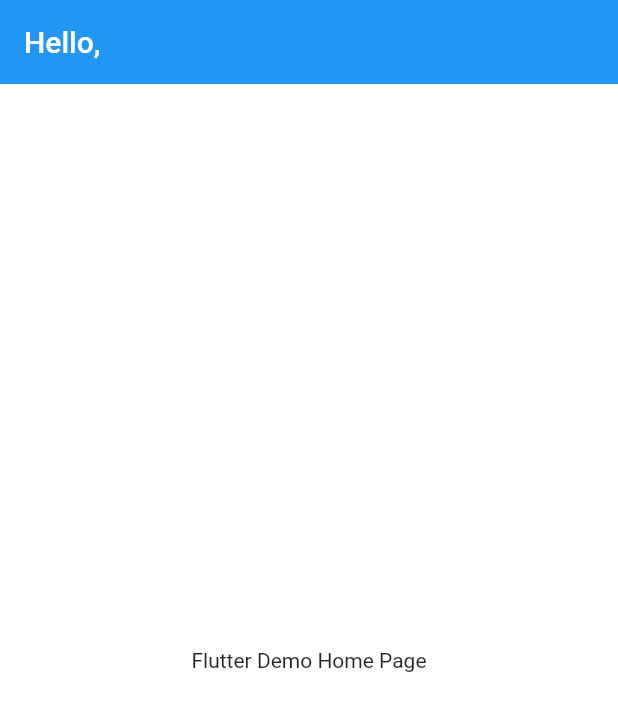
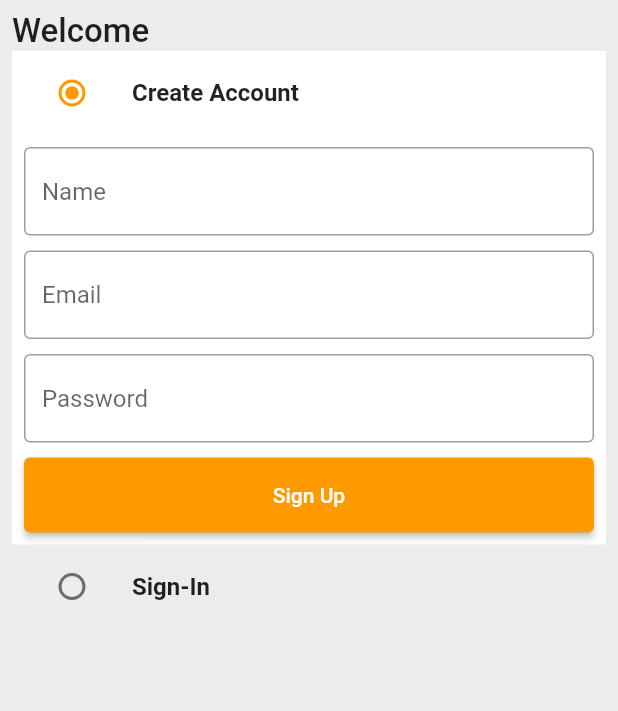
Before and after one commit to rodgersmerokaosumo/tenders, a Flutter app: the screen it shows after launch, on a phone screen of 412 x 824 dp. Shown: the top 711 px of the screen. Run offline on Flutter 3.47's test engine with Material 2 defaults, Android fonts, the light colour scheme and no system bars.

Commit message:
Sin up and Sign in screen

```diff
--- /dev/null
+++ b/lib/common/widgets/custom_button.dart
@@ -0,0 +1,25 @@
+import 'package:flutter/material.dart';
+
+class CustomButton extends StatelessWidget {
+  final String text;
+  final VoidCallback onTap;
+
+  const CustomButton({
+    Key? key,
+    required this.text,
+    required this.onTap,
+  }) : super(key: key);
+
+  @override
+  Widget build(BuildContext context) {
+    return ElevatedButton(
+      child: Text(
+        text,
+      ),
+      onPressed: onTap,
+      style: ElevatedButton.styleFrom(
+        minimumSize: const Size(double.infinity, 50),
+      ),
+    );
+  }
+}
--- /dev/null
+++ b/lib/common/widgets/custom_textfield.dart
@@ -0,0 +1,30 @@
+import 'package:flutter/material.dart';
+
+class CustomTextField extends StatelessWidget {
+  final TextEditingController controller;
+  final String hintText;
+
+  const CustomTextField({
+    Key? key,
+    required this.controller,
+    required this.hintText,
+  }) : super(key: key);
+
+  @override
+  Widget build(BuildContext context) {
+    return TextFormField(
+      controller: controller,
+      decoration: InputDecoration(
+          hintText: hintText,
+          border: const OutlineInputBorder(
+              borderSide: BorderSide(
+            color: Colors.black38,
+          )),
+          enabledBorder: const OutlineInputBorder(
+              borderSide: BorderSide(
+            color: Colors.black38,
+          ))),
+      validator: (val) {},
+    );
+  }
+}
--- /dev/null
+++ b/lib/features/auth/screens/auth_screen.dart
@@ -0,0 +1,151 @@
+import 'package:flutter/material.dart';
+import 'package:tenders/common/widgets/custom_button.dart';
+import 'package:tenders/constants/global_variables.dart';
+import 'package:tenders/common/widgets/custom_textfield.dart';
+
+enum Auth {
+  signin,
+  signup,
+}
+
+class AuthScreen extends StatefulWidget {
+  static const String routeName = '/auth-screen';
+  const AuthScreen({super.key});
+
+  @override
+  State<AuthScreen> createState() => _AuthScreenState();
+}
+
+class _AuthScreenState extends State<AuthScreen> {
+  Auth _auth = Auth.signup;
+  final _signUpFormKey = GlobalKey<FormState>();
+  final _signInFormKey = GlobalKey<FormState>();
+
+  final TextEditingController _emailController = TextEditingController();
+  final TextEditingController _passwordController = TextEditingController();
+  final TextEditingController _nameController = TextEditingController();
+
+  @override
+  void dispose() {
+    super.dispose();
+    _emailController.dispose();
+    _passwordController.dispose();
+    _nameController.dispose();
+  }
+
+  @override
+  Widget build(BuildContext context) {
+    return Scaffold(
+      backgroundColor: GlobalVariables.greyBackgroundCOlor,
+      body: SafeArea(
+        child: Padding(
+          padding: const EdgeInsets.all(8.0),
+          child: Column(
+            crossAxisAlignment: CrossAxisAlignment.start,
+            children: [
+              const Text(
+                'Welcome',
+                style: TextStyle(
+                  fontSize: 22,
+                  fontWeight: FontWeight.w500,
+                ),
+              ),
+              ListTile(
+                tileColor: _auth == Auth.signup
+                    ? GlobalVariables.backgroundColor
+                    : GlobalVariables.greyBackgroundCOlor,
+                title: const Text(
+                  'Create Account',
+                  style: TextStyle(
+                    fontWeight: FontWeight.bold,
+                  ),
+                ),
+                leading: Radio(
+                    activeColor: GlobalVariables.secondaryColor,
+                    value: Auth.signup,
+                    groupValue: _auth,
+                    onChanged: (Auth? val) {
+                      setState(() {
+                        _auth = val!; // make sure it is never null
+                      });
+                    }),
+              ),
+              if (_auth == Auth.signup)
+                Container(
+                  padding: const EdgeInsets.all(8.0),
+                  color: GlobalVariables.backgroundColor,
+                  child: Form(
+                    key: _signUpFormKey,
+                    child: Column(
+                      children: [
+                        CustomTextField(
+                          controller: _nameController,
+                          hintText: 'Name',
+                        ),
+                        const SizedBox(height: 10),
+                        CustomTextField(
+                          controller: _emailController,
+                          hintText: 'Email',
+                        ),
+                        const SizedBox(height: 10),
+                        CustomTextField(
+                          controller: _passwordController,
+                          hintText: 'Password',
+                        ),
+                        const SizedBox(height: 10),
+                        CustomButton(text: 'Sign Up', onTap: () {})
+                      ],
+                    ),
+                  ),
+                ),
+              ListTile(
+                tileColor: _auth == Auth.signin
+                    ? GlobalVariables.backgroundColor
+                    : GlobalVariables.greyBackgroundCOlor,
+                title: const Text(
+                  'Sign-In',
+                  style: TextStyle(
+                    fontWeight: FontWeight.bold,
+                  ),
+                ),
+                leading: Radio(
+                    activeColor: GlobalVariables.secondaryColor,
+                    value: Auth.signin,
+                    groupValue: _auth,
+                    onChanged: (Auth? val) {
+                      setState(() {
+                        _auth = val!; // make sure it is never null
+                      });
+                    }),
+              ),
+              if (_auth == Auth.signin)
+                Container(
+                  padding: const EdgeInsets.all(8.0),
+                  color: GlobalVariables.backgroundColor,
+                  child: Form(
+                    key: _signUpFormKey,
+                    child: Column(
+                      children: [
+                        const SizedBox(height: 10),
+                        CustomTextField(
+                          controller: _emailController,
+                          hintText: 'Email',
+                        ),
+                        const SizedBox(height: 10),
+                        CustomTextField(
+                          controller: _passwordController,
+                          hintText: 'Password',
+                        ),
+                        const SizedBox(height: 10),
+                        CustomButton(text: 'Sign Up', onTap: () {})
+                      ],
+                    ),
+                  ),
+                ),
+            ],
+          ),
+        ),
+      ),
+    );
+  }
+}
--- a/lib/main.dart
+++ b/lib/main.dart
@@ -1,4 +1,6 @@
 import 'package:flutter/material.dart';
+import 'package:tenders/features/auth/screens/auth_screen.dart';
+import 'package:tenders/router.dart';
 import 'constants/global_variables.dart';
 
 void main() {
@@ -12,25 +14,20 @@ class MyApp extends StatelessWidget {
   @override
   Widget build(BuildContext context) {
     return MaterialApp(
-      title: 'Tenders App',
-      theme: ThemeData(
+        title: 'Tenders App',
+        theme: ThemeData(
           scaffoldBackgroundColor: GlobalVariables.backgroundColor,
-          appBarTheme: AppBarTheme(
+          colorScheme: const ColorScheme.light(
+            primary: GlobalVariables.secondaryColor,
+          ),
+          appBarTheme: const AppBarTheme(
             elevation: 0,
             iconTheme: IconThemeData(
               color: Colors.black,
             ),
-          )),
-      home: Scaffold(
-        appBar: AppBar(
-          title: const Text('Hello,'),
-        ),
-        body: Center(
-          child: const Text(
-            'Flutter Demo Home Page',
           ),
         ),
-      ),
-    );
+        //onGenerateRoute: (settings) => generateRoute(routeSettings),
+        home: const AuthScreen());
   }
 }
--- /dev/null
+++ b/lib/router.dart
@@ -0,0 +1,22 @@
+import 'package:flutter/material.dart';
+import 'package:flutter/widgets.dart';
+import 'package:tenders/features/auth/screens/auth_screen.dart';
+
+Route<dynamic> generateRoute(RouteSettings routeSettings) {
+  switch (routeSettings.name) {
+    case AuthScreen.routeName:
+      return MaterialPageRoute(
+        settings: routeSettings,
+        builder: (_) => const AuthScreen(),
+      );
+    default:
+      return MaterialPageRoute(
+        settings: routeSettings,
+        builder: (_) => const Scaffold(
+          body: Center(
+            child: Text('ERROR 404'),
+          ),
+        ),
+      );
+  }
+}
```
